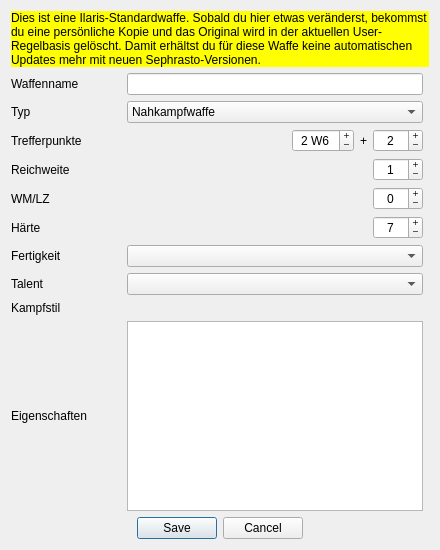
This is UI/DatenbankEditWaffe.ui in Aeolitus/Sephrasto as Qt 5 draws it before an edit. The edited form follows.
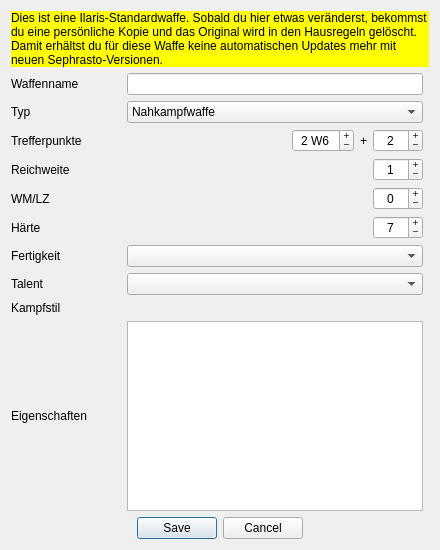
This is the edited form.

Commit message: - Added two alternative visual themes: Fusion and Fusion Dark - Settings: cleaned up layout; renamed the cryptic "Nutzer-Regelbasis" to "Hausregeln"; added theme selection; added application restart if plugin or theme changes - Database editors: renamed the cryptic "Nutzer-Regelbasis" to "Hausregeln"; forced font in yellow warning labels to black, so it's always readable independent of the theme font color

```diff
--- a/UI/DatenbankEditWaffe.ui
+++ b/UI/DatenbankEditWaffe.ui
@@ -333,10 +333,10 @@
         <bool>false</bool>
        </property>
        <property name="styleSheet">
-        <string notr="true">background-color: rgb(255, 255, 0);</string>
+        <string notr="true">background-color: rgb(255, 255, 0); color: black;</string>
        </property>
        <property name="text">
-        <string>Dies ist eine Ilaris-Standardwaffe. Sobald du hier etwas veränderst, bekommst du eine persönliche Kopie und das Original wird in der aktuellen User-Regelbasis gelöscht. Damit erhältst du für diese Waffe keine automatischen Updates mehr mit neuen Sephrasto-Versionen.</string>
+        <string>&lt;html&gt;&lt;head/&gt;&lt;body&gt;&lt;p&gt;Dies ist eine Ilaris-Standardwaffe. Sobald du hier etwas veränderst, bekommst du eine persönliche Kopie und das Original wird in den Hausregeln gelöscht. Damit erhältst du für diese Waffe keine automatischen Updates mehr mit neuen Sephrasto-Versionen.&lt;/p&gt;&lt;/body&gt;&lt;/html&gt;</string>
        </property>
        <property name="wordWrap">
         <bool>true</bool>
```
The commit also changes 25 other files.
